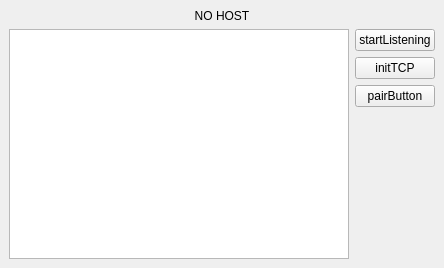
Above: SSLDesktop/SslBox/sslbox.ui from Witek93/qt before the change. Below: the same form after it.
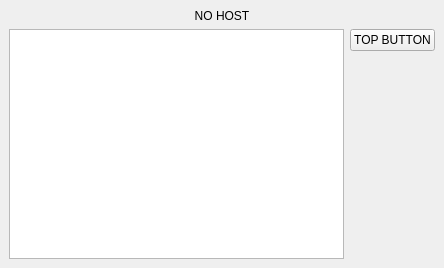
That is the form after the change.

Diff of the .ui file:
```diff
--- a/SSLDesktop/SslBox/sslbox.ui
+++ b/SSLDesktop/SslBox/sslbox.ui
@@ -37,21 +37,7 @@
           <item>
            <widget class="QPushButton" name="udpListeningButton">
             <property name="text">
-             <string>startListening</string>
-            </property>
-           </widget>
-          </item>
-          <item>
-           <widget class="QPushButton" name="initTcpButton">
-            <property name="text">
-             <string>initTCP</string>
-            </property>
-           </widget>
-          </item>
-          <item>
-           <widget class="QPushButton" name="pairButton">
-            <property name="text">
-             <string>pairButton</string>
+             <string>TOP BUTTON</string>
             </property>
            </widget>
           </item>
```
Left out of the diff: 2 changed lines with no effect on the pictures.
